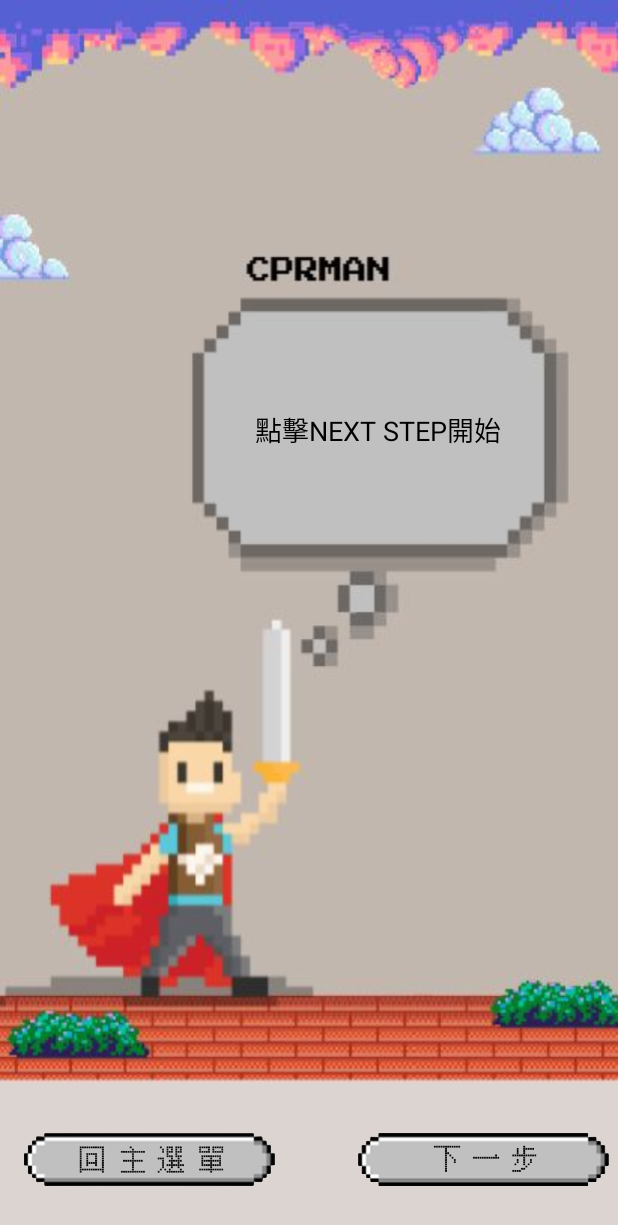
After one commit to huang0811/AICPR, an Android app: the layout activity_chat_robot.xml on its own in the app's theme, with its tools: preview values and no code run, on a phone screen of 412 x 824 dp. The commit adds this screen. Shown: the top 1225 px of the screen. Run offline under Robolectric (Android 15) with nearby library versions, the phone set to English and light mode, and no system bars; Roboto replaces fonts that are not available here.

```diff
--- a/android/app/src/main/java/lyi/linyi/posemon/MainActivity.kt
+++ b/android/app/src/main/java/lyi/linyi/posemon/MainActivity.kt
@@ -22,6 +22,7 @@ package lyi.linyi.posemon
 
 //import lyi.linyi.posemon.ml.PoseClassifier
 import android.Manifest
+
 import android.annotation.SuppressLint
 import android.app.Activity
 import android.app.AlertDialog
--- /dev/null
+++ b/android/app/src/main/res/layout/activity_chat_robot.xml
@@ -0,0 +1,71 @@
+<?xml version="1.0" encoding="utf-8"?>
+<androidx.constraintlayout.widget.ConstraintLayout
+    xmlns:android="http://schemas.android.com/apk/res/android"
+    xmlns:app="http://schemas.android.com/apk/res-auto"
+    xmlns:tools="http://schemas.android.com/tools"
+    android:id="@+id/main"
+    android:layout_width="match_parent"
+    android:layout_height="match_parent"
+    android:background="@drawable/ic_robot1"
+    tools:context=".chat_robot">
+
+        <!-- 用於顯示介紹內容的 TextView -->
+
+        <!-- 加載時顯示的進度條 -->
+
+        <TextView
+            android:id="@+id/tv_response"
+            android:layout_width="184dp"
+            android:layout_height="107dp"
+            android:layout_margin="16dp"
+            android:gravity="center"
+            android:text="點擊NEXT STEP開始"
+            android:textColor="@android:color/black"
+            android:textSize="18sp"
+            app:layout_constraintBottom_toTopOf="@+id/ibBack"
+            app:layout_constraintEnd_toEndOf="parent"
+            app:layout_constraintHorizontal_bias="0.735"
+            app:layout_constraintStart_toStartOf="parent"
+            app:layout_constraintTop_toTopOf="parent"
+            app:layout_constraintVertical_bias="0.356" />
+
+        <ProgressBar
+            android:id="@+id/progress_bar"
+            android:layout_width="wrap_content"
+            android:layout_height="wrap_content"
+            android:layout_marginTop="16dp"
+            app:layout_constraintTop_toBottomOf="@+id/tv_response"
+            app:layout_constraintStart_toStartOf="parent"
+            app:layout_constraintEnd_toEndOf="parent"
+            android:visibility="gone" />
+
+        <!-- 返回主頁的按鈕 -->
+        <ImageButton
+            android:id="@+id/ibBack"
+            android:layout_width="167dp"
+            android:layout_height="50dp"
+            android:layout_marginBottom="26dp"
+            android:background="@drawable/ripple_effect"
+            android:contentDescription="@string/btn_home"
+            android:scaleType="fitCenter"
+            android:src="@drawable/ic_home"
+            app:layout_constraintBottom_toBottomOf="parent"
+            app:layout_constraintEnd_toEndOf="parent"
+            app:layout_constraintHorizontal_bias="0.065"
+            app:layout_constraintStart_toStartOf="parent" />
+
+        <!-- 用於進行下一步的按鈕 -->
+        <ImageButton
+            android:id="@+id/ibnext"
+            android:layout_width="167dp"
+            android:layout_height="50dp"
+            android:layout_marginBottom="26dp"
+            android:background="@null"
+            android:scaleType="fitCenter"
+            android:src="@drawable/ic_next1"
+            app:layout_constraintBottom_toBottomOf="parent"
+            app:layout_constraintEnd_toEndOf="parent"
+            app:layout_constraintHorizontal_bias="0.976"
+            app:layout_constraintStart_toStartOf="parent" />
+
+</androidx.constraintlayout.widget.ConstraintLayout>
```
Also changed, not shown: android/app/src/main/res/layout/activity_chat_robot2.xml (added, +85 -0 lines), android/app/src/main/res/layout/activity_chat_robot3.xml (added, +154 -0 lines), android/app/src/main/res/layout/activity_chat_robot4.xml (added, +85 -0 lines), android/app/src/main/res/layout/tem_chat_message.xml (added, +57 -0 lines), android/app/src/main/res/drawable/cprbg.9.png (added), android/app/src/main/res/drawable/cprman.jpg (added), android/app/src/main/res/drawable/ic_next1.png (added), android/app/src/main/res/drawable/ic_robot1.jpg (added), android/app/src/main/res/drawable/ic_robot2.jpg (added).
